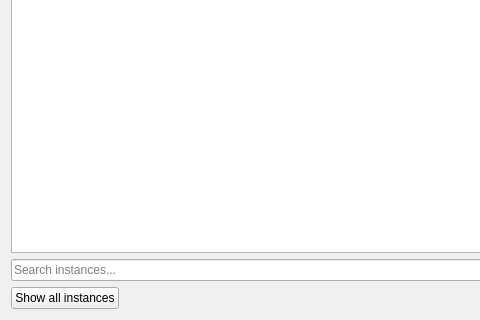
The window that launcher/ui/dialogs/ImportResourceDialog.ui (PrismLauncher/PrismLauncher) describes before a commit, drawn with Qt 5; both pictures show x 0 to 480 and y 235 to 555 of the 676 by 555 pixel window.
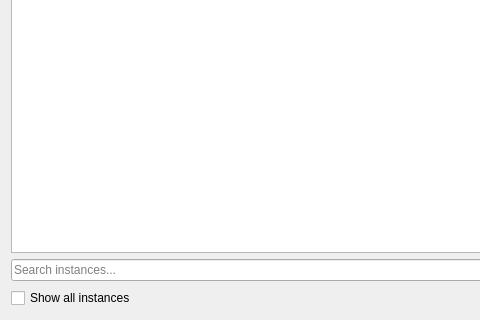
The same window after the commit.

What changed in the file:
```diff
--- a/launcher/ui/dialogs/ImportResourceDialog.ui
+++ b/launcher/ui/dialogs/ImportResourceDialog.ui
@@ -44,13 +44,10 @@
    <item>
     <layout class="QHBoxLayout" name="horizontalLayout">
      <item>
-      <widget class="QPushButton" name="button_show_all">
+      <widget class="QCheckBox" name="showAllCB">
        <property name="text">
         <string>Show all instances</string>
        </property>
-       <property name="checkable">
-        <bool>true</bool>
-       </property>
       </widget>
      </item>
      <item>
```
Left out of the diff: 6 changed lines with no effect on the pictures.
